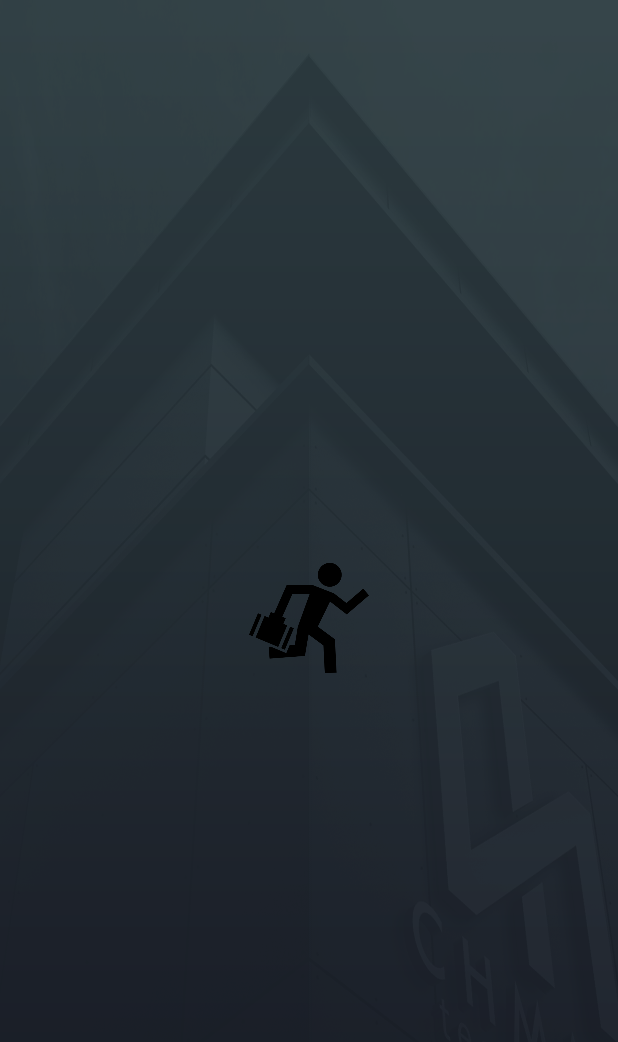
After one commit to aavashneupane/JobFinderAndroid, an Android app: the SplashActivity screen opened directly, with no data from a screen before it, on a phone screen of 412 x 824 dp. The commit adds this screen. Shown: the top 1042 px of the screen. Run offline under Robolectric (Android 15) with nearby library versions, the phone set to English and light mode, and no system bars.

Commit message:
added splash screen

```diff
--- /dev/null
+++ b/app/src/main/java/com/aavash/jobfinder/SplashActivity.kt
@@ -0,0 +1,24 @@
+package com.aavash.jobfinder
+
+import android.content.Intent
+import androidx.appcompat.app.AppCompatActivity
+import android.os.Bundle
+import kotlinx.coroutines.CoroutineScope
+import kotlinx.coroutines.Dispatchers
+import kotlinx.coroutines.delay
+import kotlinx.coroutines.launch
+
+class SplashActivity : AppCompatActivity() {
+    override fun onCreate(savedInstanceState: Bundle?) {
+        super.onCreate(savedInstanceState)
+        setContentView(R.layout.activity_splash)
+
+
+        CoroutineScope(Dispatchers.Main).launch {
+            delay(2000)
+            startActivity(Intent(this@SplashActivity, LoginActivity::class.java))
+            finish()
+        }
+
+    }
+}
--- a/app/src/main/java/com/aavash/jobfinder/registration.kt
+++ b/app/src/main/java/com/aavash/jobfinder/registration.kt
@@ -28,7 +28,7 @@ class registration : AppCompatActivity(), View.OnClickListener {
                 startActivity(intent)
             }
             R.id.btnSignUp->{
-                val intent= Intent(this,MainActivity::class.java)
+                val intent= Intent(this,LoginActivity::class.java)
                 startActivity(intent)
             }
 
--- a/app/src/main/res/layout/activity_registration.xml
+++ b/app/src/main/res/layout/activity_registration.xml
@@ -170,7 +170,7 @@
                 android:layout_gravity="center"
                 android:layout_marginTop="8dp"
                 android:text="@string/signin_redirect"
-                android:textColor="@color/gray" />
+                android:textColor="#FFFFFF" />
 
 
 
--- /dev/null
+++ b/app/src/main/res/layout/activity_splash.xml
@@ -0,0 +1,22 @@
+<?xml version="1.0" encoding="utf-8"?>
+<androidx.constraintlayout.widget.ConstraintLayout
+    xmlns:android="http://schemas.android.com/apk/res/android"
+    xmlns:tools="http://schemas.android.com/tools"
+    xmlns:app="http://schemas.android.com/apk/res-auto"
+    android:layout_width="match_parent"
+    android:layout_height="match_parent"
+    android:background="@drawable/background"
+    tools:context=".SplashActivity">
+
+
+  <ImageView
+      android:id="@+id/imageView2"
+      android:layout_width="wrap_content"
+      android:layout_height="80dp"
+      app:layout_constraintBottom_toBottomOf="parent"
+      app:layout_constraintEnd_toEndOf="parent"
+      app:layout_constraintStart_toStartOf="parent"
+      app:layout_constraintTop_toTopOf="parent"
+      app:srcCompat="@drawable/logo3" />
+
+</androidx.constraintlayout.widget.ConstraintLayout>
```
Also changed, not shown: app/build.gradle (+9 -0 lines), app/src/main/AndroidManifest.xml (+7 -7 lines), app/src/main/res/layout/activity_login.xml (+4 -5 lines).
